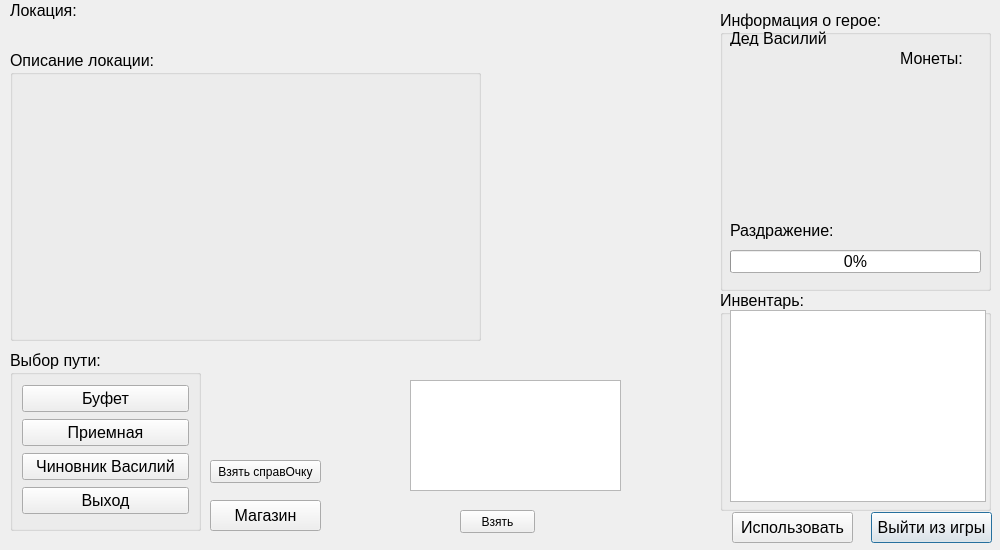
First picture: the form in gamemainwindow.ui, repository adildikov/Game_QT, before the edit.
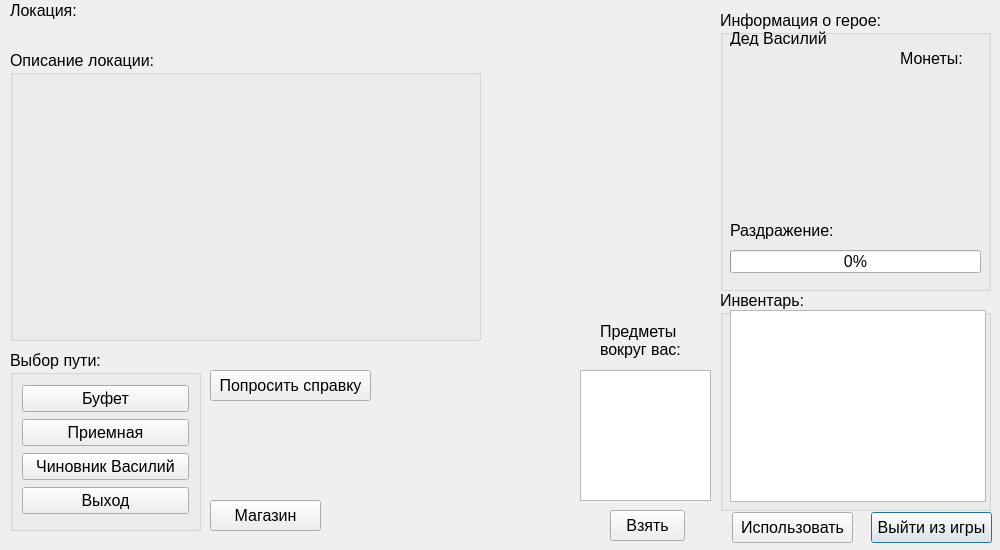
Second picture: the form after the edit. Icons and pictures are not drawn.

Diff of the .ui file:
```diff
--- a/gamemainwindow.ui
+++ b/gamemainwindow.ui
@@ -391,12 +391,17 @@
   <widget class="QPushButton" name="PeekButton">
    <property name="geometry">
     <rect>
-     <x>460</x>
+     <x>610</x>
      <y>510</y>
      <width>75</width>
-     <height>23</height>
+     <height>31</height>
     </rect>
    </property>
+   <property name="font">
+    <font>
+     <pointsize>12</pointsize>
+    </font>
+   </property>
    <property name="text">
     <string>Взять</string>
    </property>
@@ -404,10 +409,10 @@
   <widget class="QListWidget" name="ItemsOnFloor">
    <property name="geometry">
     <rect>
-     <x>410</x>
-     <y>380</y>
-     <width>211</width>
-     <height>111</height>
+     <x>580</x>
+     <y>370</y>
+     <width>131</width>
+     <height>131</height>
     </rect>
    </property>
   </widget>
@@ -415,13 +420,37 @@
    <property name="geometry">
     <rect>
      <x>210</x>
-     <y>460</y>
-     <width>111</width>
-     <height>23</height>
+     <y>370</y>
+     <width>161</width>
+     <height>31</height>
     </rect>
    </property>
+   <property name="font">
+    <font>
+     <pointsize>12</pointsize>
+    </font>
+   </property>
    <property name="text">
-    <string>Взять справОчку</string>
+    <string>Попросить справку</string>
+   </property>
+  </widget>
+  <widget class="QLabel" name="label_itemsOnFloor">
+   <property name="geometry">
+    <rect>
+     <x>600</x>
+     <y>320</y>
+     <width>101</width>
+     <height>41</height>
+    </rect>
+   </property>
+   <property name="font">
+    <font>
+     <pointsize>12</pointsize>
+    </font>
+   </property>
+   <property name="text">
+    <string>Предметы
+вокруг вас:</string>
    </property>
   </widget>
  </widget>
```
